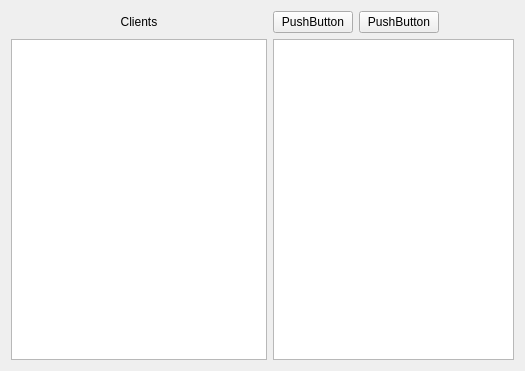
This is textshredder_gui/clientactivewindow.ui in mitchelkuijpers/TextShredder as Qt 5 draws it before an edit. The edited form follows.
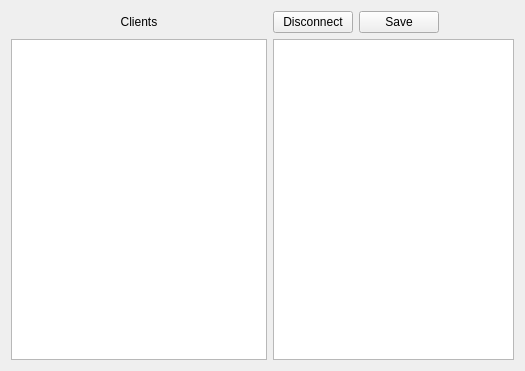
This is the edited form.

Commit message: New MOTD, keep the spirits high

What changed in the file:
```diff
--- a/textshredder_gui/clientactivewindow.ui
+++ b/textshredder_gui/clientactivewindow.ui
@@ -42,14 +42,14 @@
      <item>
       <widget class="QPushButton" name="pushButton">
        <property name="text">
-        <string>PushButton</string>
+        <string>Disconnect</string>
        </property>
       </widget>
      </item>
      <item>
       <widget class="QPushButton" name="pushButton_2">
        <property name="text">
-        <string>PushButton</string>
+        <string>Save</string>
        </property>
       </widget>
      </item>
```
Left out of the diff: 8 changed lines with no effect on the pictures. The commit also changes 2 other files.
